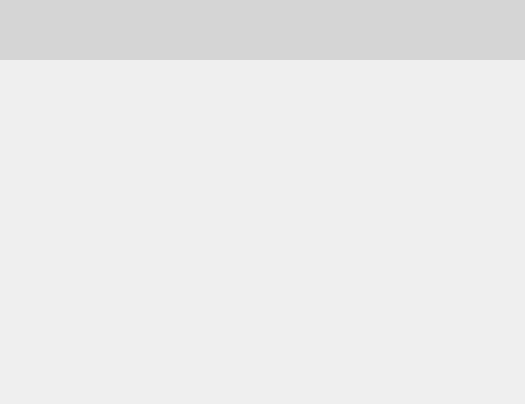
Qt form animation/ui/animationMW.ui (seaCheng/animation-gif) before a commit.
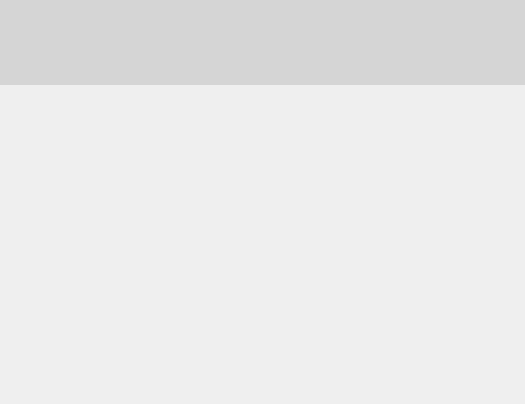
The same form after that commit. Custom widgets are drawn as their Qt base class.

```diff
--- a/animation/ui/animationMW.ui
+++ b/animation/ui/animationMW.ui
@@ -38,13 +38,13 @@
       <property name="minimumSize">
        <size>
         <width>0</width>
-        <height>60</height>
+        <height>85</height>
        </size>
       </property>
       <property name="maximumSize">
        <size>
         <width>16777215</width>
-        <height>60</height>
+        <height>85</height>
        </size>
       </property>
       <property name="styleSheet">
@@ -60,17 +60,20 @@
        <number>0</number>
       </property>
       <layout class="QHBoxLayout" name="titleLayout">
+       <property name="spacing">
+        <number>0</number>
+       </property>
        <property name="leftMargin">
-        <number>2</number>
+        <number>0</number>
        </property>
        <property name="topMargin">
-        <number>28</number>
+        <number>0</number>
        </property>
        <property name="rightMargin">
-        <number>2</number>
+        <number>0</number>
        </property>
        <property name="bottomMargin">
-        <number>2</number>
+        <number>0</number>
        </property>
       </layout>
      </widget>
```
